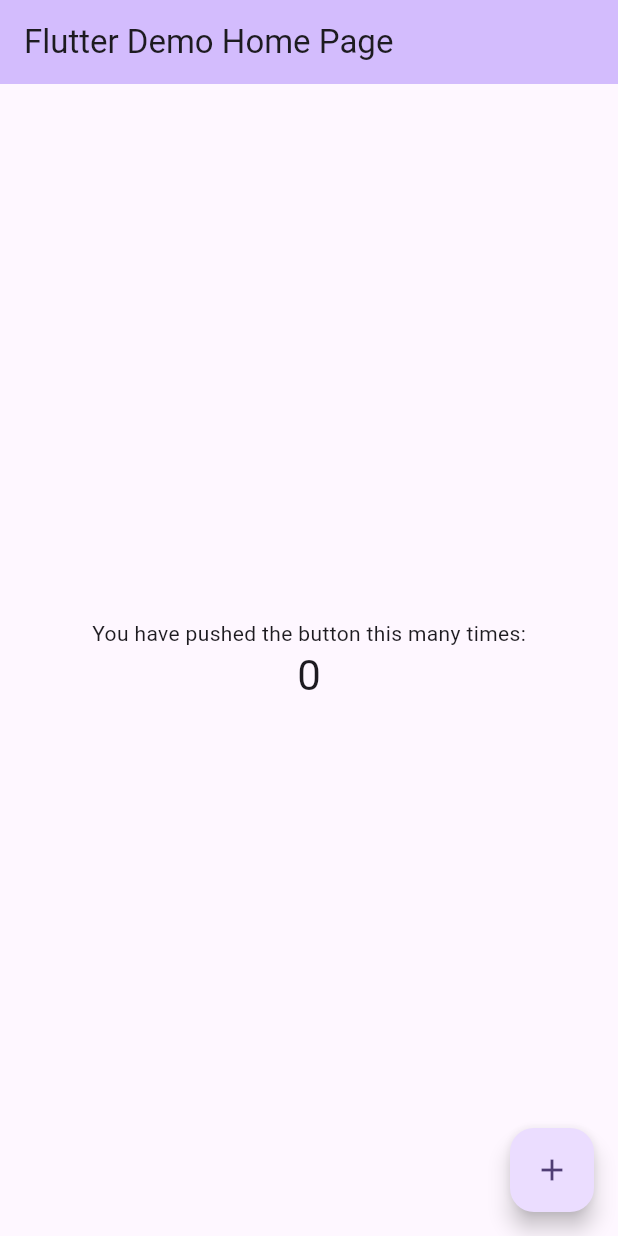
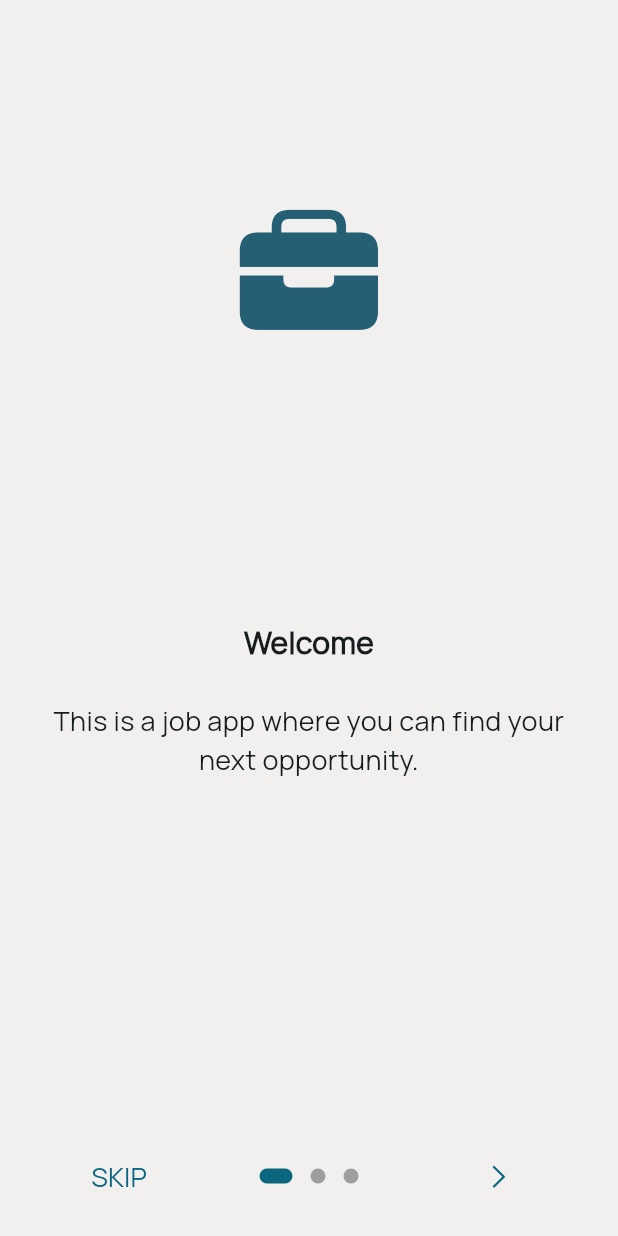
Before and after one commit to harshits-07/your-passion, a Flutter app: the screen it shows after launch, on a phone screen of 412 x 824 dp. Run offline on Flutter 3.47's test engine with Material 3 defaults, Android fonts, the light colour scheme and no system bars; drawn by our look-alikes of introduction_screen; our stand-ins replace go_router.

Commit message:
project setup

```diff
--- /dev/null
+++ b/lib/core/colors.dart
@@ -0,0 +1,8 @@
+import 'dart:ui';
+
+class AppColors {
+  static const primaryColor = Color(0xFF245F73);
+  static const secondaryColor = Color(0xFFBBBDBC);
+  static const boldColor = Color(0xFF733E24);
+  static const backgroundColor = Color(0xFFF2F0EF);
+}
--- /dev/null
+++ b/lib/core/routes.dart
@@ -0,0 +1,28 @@
+import 'package:go_router/go_router.dart';
+import 'package:your_passion/screens/authentication-screen/authentication_screen.dart';
+import 'package:your_passion/screens/home-screen/home_screen.dart';
+import 'package:your_passion/screens/onboarding-screen/onboarding_screen.dart';
+import 'package:your_passion/screens/splashscreen/splash_screen.dart';
+
+class AppRouter {
+  static final GoRouter router = GoRouter(
+    routes: [
+      GoRoute(
+        path: SplashScreen.path,
+        builder: (context, state) => const SplashScreen(),
+      ),
+      GoRoute(
+        path: OnboardingScreen.path,
+        builder: (context, state) => const OnboardingScreen(),
+      ),
+      GoRoute(
+        path: AuthenticationScreen.path,
+        builder: (context, state) => const AuthenticationScreen(),
+      ),
+      GoRoute(
+        path: HomeScreen.path,
+        builder: (context, state) => const HomeScreen(),
+      ),
+    ],
+  );
+}
--- a/lib/main.dart
+++ b/lib/main.dart
@@ -1,4 +1,6 @@
 import 'package:flutter/material.dart';
+import 'package:your_passion/core/colors.dart';
+import 'package:your_passion/core/routes.dart';
 
 void main() {
   runApp(const MyApp());
@@ -10,113 +12,21 @@ class MyApp extends StatelessWidget {
   // This widget is the root of your application.
   @override
   Widget build(BuildContext context) {
-    return MaterialApp(
+    return MaterialApp.router(
       title: 'Flutter Demo',
+      routerConfig: AppRouter.router,
+      debugShowCheckedModeBanner: false,
+
       theme: ThemeData(
-        // This is the theme of your application.
-        //
-        // TRY THIS: Try running your application with "flutter run". You'll see
-        // the application has a purple toolbar. Then, without quitting the app,
-        // try changing the seedColor in the colorScheme below to Colors.green
-        // and then invoke "hot reload" (save your changes or press the "hot
-        // reload" button in a Flutter-supported IDE, or press "r" if you used
-        // the command line to start the app).
-        //
-        // Notice that the counter didn't reset back to zero; the application
-        // state is not lost during the reload. To reset the state, use hot
-        // restart instead.
-        //
-        // This works for code too, not just values: Most code changes can be
-        // tested with just a hot reload.
-        colorScheme: ColorScheme.fromSeed(seedColor: Colors.deepPurple),
+        fontFamily: 'Manrope',
+        appBarTheme: AppBarTheme(
+          backgroundColor: AppColors.primaryColor,
+          foregroundColor: Colors.white,
+          centerTitle: true,
+          titleTextStyle: TextStyle(fontSize: 18, fontWeight: FontWeight.bold),
+        ),
+        colorScheme: ColorScheme.fromSeed(seedColor: AppColors.primaryColor),
       ),
-      home: const MyHomePage(title: 'Flutter Demo Home Page'),
     );
   }
 }
-
-class MyHomePage extends StatefulWidget {
-  const MyHomePage({super.key, required this.title});
-
-  // This widget is the home page of your application. It is stateful, meaning
-  // that it has a State object (defined below) that contains fields that affect
-  // how it looks.
-
-  // This class is the configuration for the state. It holds the values (in this
-  // case the title) provided by the parent (in this case the App widget) and
-  // used by the build method of the State. Fields in a Widget subclass are
-  // always marked "final".
-
-  final String title;
-
-  @override
-  State<MyHomePage> createState() => _MyHomePageState();
-}
-
-class _MyHomePageState extends State<MyHomePage> {
-  int _counter = 0;
-
-  void _incrementCounter() {
-    setState(() {
-      // This call to setState tells the Flutter framework that something has
-      // changed in this State, which causes it to rerun the build method below
-      // so that the display can reflect the updated values. If we changed
-      // _counter without calling setState(), then the build method would not be
-      // called again, and so nothing would appear to happen.
-      _counter++;
-    });
-  }
-
-  @override
-  Widget build(BuildContext context) {
-    // This method is rerun every time setState is called, for instance as done
-    // by the _incrementCounter method above.
-    //
-    // The Flutter framework has been optimized to make rerunning build methods
-    // fast, so that you can just rebuild anything that needs updating rather
-    // than having to individually change instances of widgets.
-    return Scaffold(
-      appBar: AppBar(
-        // TRY THIS: Try changing the color here to a specific color (to
-        // Colors.amber, perhaps?) and trigger a hot reload to see the AppBar
-        // change color while the other colors stay the same.
-        backgroundColor: Theme.of(context).colorScheme.inversePrimary,
-        // Here we take the value from the MyHomePage object that was created by
-        // the App.build method, and use it to set our appbar title.
-        title: Text(widget.title),
-      ),
-      body: Center(
-        // Center is a layout widget. It takes a single child and positions it
-        // in the middle of the parent.
-        child: Column(
-          // Column is also a layout widget. It takes a list of children and
-          // arranges them vertically. By default, it sizes itself to fit its
-          // children horizontally, and tries to be as tall as its parent.
-          //
-          // Column has various properties to control how it sizes itself and
-          // how it positions its children. Here we use mainAxisAlignment to
-          // center the children vertically; the main axis here is the vertical
-          // axis because Columns are vertical (the cross axis would be
-          // horizontal).
-          //
-          // TRY THIS: Invoke "debug painting" (choose the "Toggle Debug Paint"
-          // action in the IDE, or press "p" in the console), to see the
-          // wireframe for each widget.
-          mainAxisAlignment: MainAxisAlignment.center,
-          children: <Widget>[
-            const Text('You have pushed the button this many times:'),
-            Text(
-              '$_counter',
-              style: Theme.of(context).textTheme.headlineMedium,
-            ),
-          ],
-        ),
-      ),
-      floatingActionButton: FloatingActionButton(
-        onPressed: _incrementCounter,
-        tooltip: 'Increment',
-        child: const Icon(Icons.add),
-      ), // This trailing comma makes auto-formatting nicer for build methods.
-    );
-  }
-}
--- /dev/null
+++ b/lib/screens/onboarding-screen/onboarding_screen.dart
@@ -0,0 +1,71 @@
+import 'package:flutter/cupertino.dart';
+import 'package:flutter/material.dart';
+import 'package:go_router/go_router.dart';
+import 'package:introduction_screen/introduction_screen.dart';
+import 'package:your_passion/core/colors.dart';
+import 'package:your_passion/screens/authentication-screen/authentication_screen.dart';
+
+class OnboardingScreen extends StatefulWidget {
+  const OnboardingScreen({super.key});
+
+  static const String path = '/onboarding-screen';
+
+  @override
+  State<OnboardingScreen> createState() => _OnboardingScreenState();
+}
+
+class _OnboardingScreenState extends State<OnboardingScreen> {
+  List<PageViewModel> pages = [
+    PageViewModel(
+      title: "Welcome",
+      body: "This is a job app where you can find your next opportunity.",
+      image: Center(
+        child: Icon(
+          CupertinoIcons.briefcase_fill,
+          size: 100,
+          color: AppColors.primaryColor,
+        ),
+      ),
+    ),
+    PageViewModel(
+      title: "Easy Apply",
+      body: "Submit your application with just a few taps.",
+      image: Center(
+        child: Icon(Icons.send, size: 100, color: AppColors.primaryColor),
+      ),
+    ),
+    PageViewModel(
+      title: "Get Hired",
+      body: "Track offers and get hired fast.",
+      image: Center(
+        child: Icon(
+          CupertinoIcons.hand_thumbsup_fill,
+          size: 100,
+          color: AppColors.primaryColor,
+        ),
+      ),
+    ),
+  ];
+
+  @override
+  Widget build(BuildContext context) {
+    return IntroductionScreen(
+      globalBackgroundColor: AppColors.backgroundColor,
+      pages: pages,
+      onDone: () => context.push(AuthenticationScreen.path),
+      onSkip: () => context.push(AuthenticationScreen.path),
+      showSkipButton: true,
+      skip: const Text("SKIP", style: TextStyle(fontSize: 18)),
+      next: const Icon(CupertinoIcons.right_chevron, size: 20),
+      done: const Icon(Icons.done, size: 24),
+      dotsDecorator: const DotsDecorator(
+        size: Size(10.0, 10.0),
+        activeSize: Size(22.0, 10.0),
+        spacing: EdgeInsets.symmetric(horizontal: 6.0),
+        activeShape: RoundedRectangleBorder(
+          borderRadius: BorderRadius.all(Radius.circular(25.0)),
+        ),
+      ),
+    );
+  }
+}
```
Also changed, not shown: lib/screens/authentication-screen/authentication_screen.dart (added, +70 -0 lines), lib/screens/home-screen/home_screen.dart (added, +18 -0 lines), lib/screens/splashscreen/splash_screen.dart (added, +51 -0 lines), lib/widgets/custom_buttons.dart (added, +21 -0 lines), lib/widgets/custom_fields.dart (added, +37 -0 lines), pubspec.yaml (+13 -9 lines), assets/fonts/manrope-bold.ttf (added), assets/fonts/manrope-regular.ttf (added), pubspec.lock.
